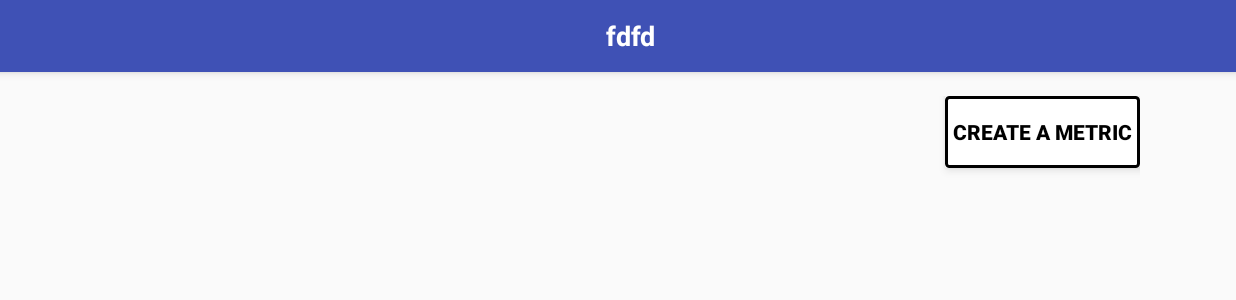
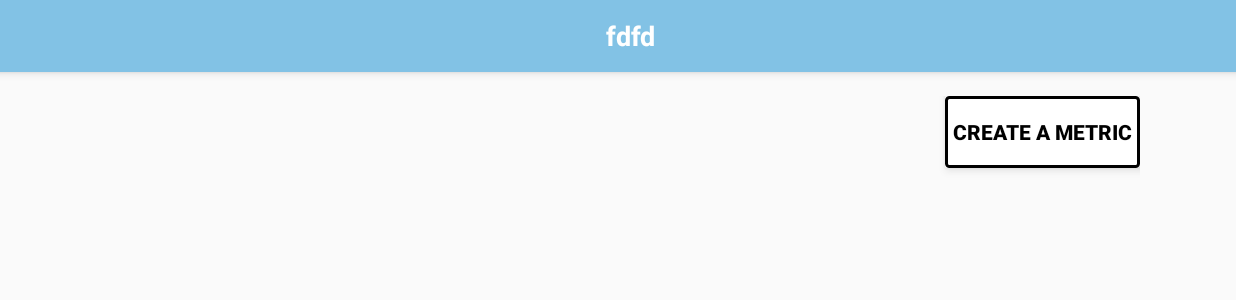
Before and after one commit to shikha1992/Graph, an Android app: the MainActivity screen opened directly, with no data from a screen before it, on a phone screen of 824 x 412 dp (held sideways). Shown: the top 300 px of the screen. Run offline under Robolectric (Android 15) with nearby library versions, the phone set to English and light mode, and no system bars; our stand-ins replace ButterKnife; 1 statement that could not run was skipped.

Commit message:
Color changes and notification

```diff
--- a/app/src/main/java/appsmaven/graph/com/graph/GlobalConstant.java
+++ b/app/src/main/java/appsmaven/graph/com/graph/GlobalConstant.java
@@ -63,7 +63,7 @@ public class GlobalConstant {
         Calendar cal = Calendar.getInstance();
         Date currentLocalTime = cal.getTime();
 
-        DateFormat date = new SimpleDateFormat("HH:mm a");
+        DateFormat date = new SimpleDateFormat("hh:mm a");
 // you can get seconds by adding  "...:ss" to it
         //  date.setTimeZone(TimeZone.getTimeZone("GMT+1:00"));
         String localTime = date.format(currentLocalTime);
--- a/app/src/main/res/layout/activity_main.xml
+++ b/app/src/main/res/layout/activity_main.xml
@@ -50,7 +50,9 @@
         android:layout_width="wrap_content"
         android:layout_height="wrap_content"
         android:layout_gravity="bottom|start"
-        android:layout_margin="@dimen/fab_margin"
+        android:layout_marginLeft="@dimen/fab_margin"
+        android:layout_marginRight="@dimen/fab_margin"
+        android:layout_marginTop="@dimen/fab_margin"
         android:src="@android:drawable/ic_menu_edit"
         app:rippleColor="@color/colorPrimary" />
 
@@ -59,7 +61,9 @@
         android:layout_width="wrap_content"
         android:layout_height="wrap_content"
         android:layout_gravity="bottom|end"
-        android:layout_margin="@dimen/fab_margin"
+        android:layout_marginLeft="@dimen/fab_margin"
+        android:layout_marginRight="@dimen/fab_margin"
+        android:layout_marginTop="@dimen/fab_margin"
         android:src="@android:drawable/ic_input_add"
         app:rippleColor="@color/colorPrimary" />
 
--- a/app/src/main/res/values/colors.xml
+++ b/app/src/main/res/values/colors.xml
@@ -1,6 +1,6 @@
 <?xml version="1.0" encoding="utf-8"?>
 <resources>
-    <color name="colorPrimary">#3F51B5</color>
+    <color name="colorPrimary">#82C2E5</color>
     <color name="colorPrimaryDark">#303F9F</color>
     <color name="colorAccent">#FF4081</color>
     <color name="light_green">#FFA1F280</color>
```
Also changed, not shown: app/src/main/java/appsmaven/graph/com/graph/MainActivity.java (+5 -5 lines), app/src/main/java/graph/service/ServiceActivity.java (+12 -2 lines).
